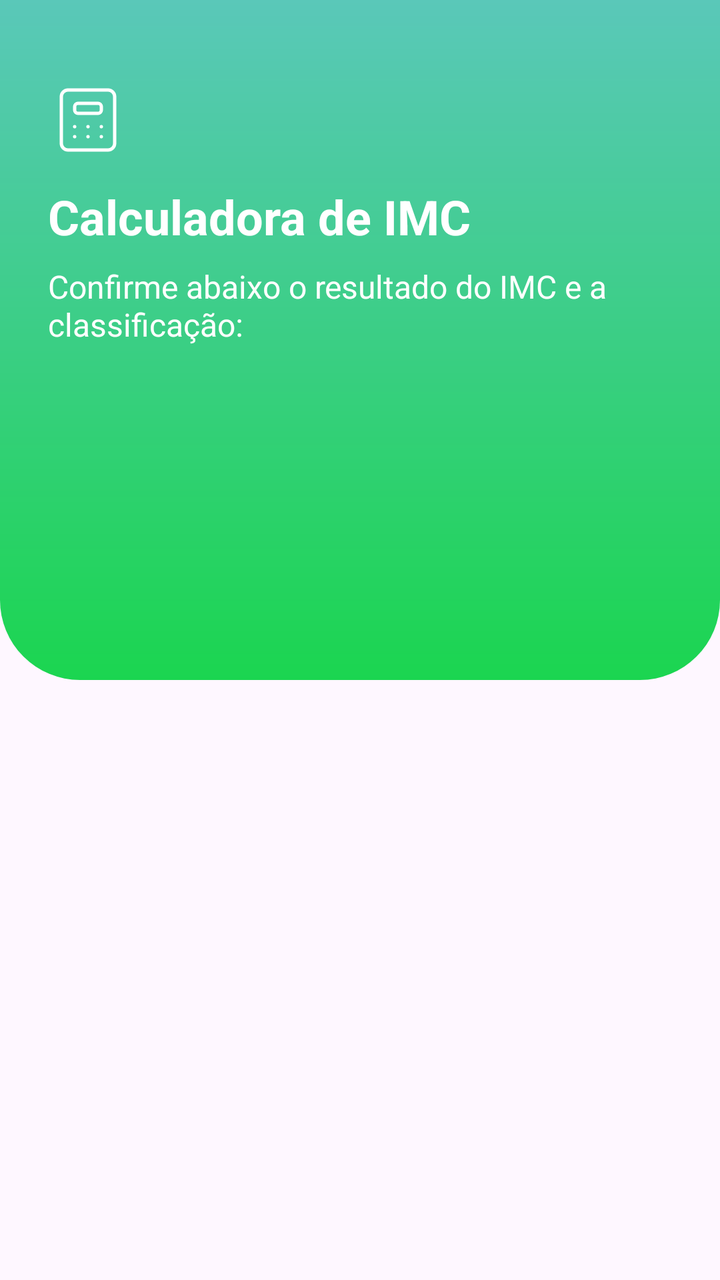
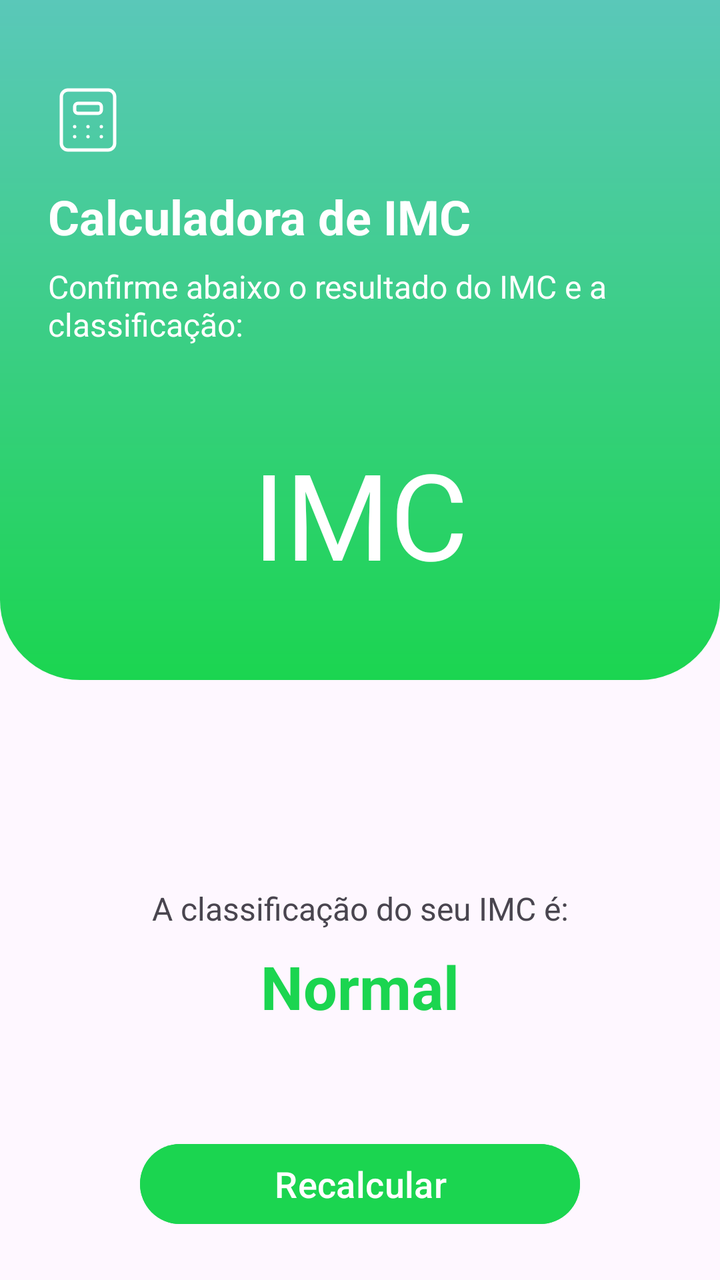

The first picture is an Android layout as it rendered before a commit; the second is the same layout after the commit. The layout source and the unified diff follow.
<!-- AndroidManifest.xml: application theme Theme.IMCalculator -->
<!-- res/layout/activity_resultado.xml -->
<?xml version="1.0" encoding="utf-8"?>
<androidx.constraintlayout.widget.ConstraintLayout xmlns:android="http://schemas.android.com/apk/res/android"
    xmlns:app="http://schemas.android.com/apk/res-auto"
    xmlns:tools="http://schemas.android.com/tools"
    android:id="@+id/main"
    android:layout_width="match_parent"
    android:layout_height="match_parent"
    tools:context=".ResultadoActivity">

    <View
        android:id="@+id/view"
        android:layout_width="match_parent"
        android:layout_height="340dp"
        android:background="@drawable/bg_bottom_rounded"
        app:layout_constraintEnd_toEndOf="parent"
        app:layout_constraintStart_toStartOf="parent"
        app:layout_constraintTop_toTopOf="parent" />

    <ImageView
        android:layout_width="40dp"
        android:layout_height="40dp"
        android:layout_marginStart="24dp"
        android:layout_marginBottom="12dp"
        android:src="@drawable/icon_calculator"
        app:layout_constraintBottom_toTopOf="@+id/tvTittle"
        app:layout_constraintStart_toStartOf="parent" />

    <TextView
        android:id="@+id/tvTittle"
        android:layout_width="wrap_content"
        android:layout_height="wrap_content"
        android:layout_marginStart="24dp"
        android:layout_marginTop="92dp"
        android:text="Calculadora de IMC"
        android:textColor="@color/white"
        android:textSize="24sp"
        android:textStyle="bold"
        app:layout_constraintStart_toStartOf="@+id/view"
        app:layout_constraintTop_toTopOf="@id/view" />

    <TextView
        android:id="@+id/tvSubTittle"
        android:layout_width="0dp"
        android:layout_height="wrap_content"
        android:layout_marginStart="24dp"
        android:layout_marginTop="8dp"
        android:layout_marginEnd="24dp"
        android:text="Confirme abaixo o resultado do IMC e a classificação:"
        android:textColor="@color/white"
        android:textSize="16sp"
        app:layout_constraintEnd_toEndOf="parent"
        app:layout_constraintStart_toStartOf="parent"
        app:layout_constraintTop_toBottomOf="@+id/tvTittle" />

</androidx.constraintlayout.widget.ConstraintLayout>
<!-- resources referenced by this layout -->
<resources>
  <color name="white">#FFFFFFFF</color>
  <!-- drawable bg_bottom_rounded (drawable) -->
  <?xml version="1.0" encoding="utf-8"?>
  <shape xmlns:android="http://schemas.android.com/apk/res/android"
      android:shape="rectangle">
      <gradient
          android:angle="270"
          android:startColor="@color/background_gradient_top"
          android:endColor="@color/background_gradient_bottom"
          android:type="linear" />
      <corners
          android:topRightRadius="0dp"
          android:topLeftRadius="0dp"
          android:bottomRightRadius="40dp"
          android:bottomLeftRadius="40dp"
          />
  </shape>
  <!-- drawable icon_calculator (drawable) -->
  <vector xmlns:android="http://schemas.android.com/apk/res/android" android:height="30dp" android:viewportHeight="24" android:viewportWidth="24" android:width="30dp">
        
      <path android:fillColor="#00000000" android:pathData="M4,5a2,2 0,0 1,2 -2h12a2,2 0,0 1,2 2v14a2,2 0,0 1,-2 2h-12a2,2 0,0 1,-2 -2l0,-14" android:strokeColor="#ffffff" android:strokeLineCap="round" android:strokeLineJoin="round" android:strokeWidth="1"/>
        
      <path android:fillColor="#00000000" android:pathData="M8,8a1,1 0,0 1,1 -1h6a1,1 0,0 1,1 1v1a1,1 0,0 1,-1 1h-6a1,1 0,0 1,-1 -1l0,-1" android:strokeColor="#ffffff" android:strokeLineCap="round" android:strokeLineJoin="round" android:strokeWidth="1"/>
        
      <path android:fillColor="#00000000" android:pathData="M8,14l0,0.01" android:strokeColor="#ffffff" android:strokeLineCap="round" android:strokeLineJoin="round" android:strokeWidth="1"/>
        
      <path android:fillColor="#00000000" android:pathData="M12,14l0,0.01" android:strokeColor="#ffffff" android:strokeLineCap="round" android:strokeLineJoin="round" android:strokeWidth="1"/>
        
      <path android:fillColor="#00000000" android:pathData="M16,14l0,0.01" android:strokeColor="#ffffff" android:strokeLineCap="round" android:strokeLineJoin="round" android:strokeWidth="1"/>
        
      <path android:fillColor="#00000000" android:pathData="M8,17l0,0.01" android:strokeColor="#ffffff" android:strokeLineCap="round" android:strokeLineJoin="round" android:strokeWidth="1"/>
        
      <path android:fillColor="#00000000" android:pathData="M12,17l0,0.01" android:strokeColor="#ffffff" android:strokeLineCap="round" android:strokeLineJoin="round" android:strokeWidth="1"/>
        
      <path android:fillColor="#00000000" android:pathData="M16,17l0,0.01" android:strokeColor="#ffffff" android:strokeLineCap="round" android:strokeLineJoin="round" android:strokeWidth="1"/>
      
  </vector>
  <style name="Theme.IMCalculator" parent="Base.Theme.IMCalculator" />
  <color name="background_gradient_top">#5AC8B9</color>
  <color name="background_gradient_bottom">#1BD550</color>
  <style name="Base.Theme.IMCalculator" parent="Theme.Material3.DayNight.NoActionBar">
          
          
      </style>
</resources>

<!-- the commit's change to res/layout/activity_resultado.xml (unified diff, before → after) -->
@@ -13,6 +13,7 @@
         android:layout_height="340dp"
         android:background="@drawable/bg_bottom_rounded"
         app:layout_constraintEnd_toEndOf="parent"
+        app:layout_constraintHorizontal_bias="0.0"
         app:layout_constraintStart_toStartOf="parent"
         app:layout_constraintTop_toTopOf="parent" />
 
@@ -52,4 +53,55 @@
         app:layout_constraintStart_toStartOf="parent"
         app:layout_constraintTop_toBottomOf="@+id/tvTittle" />
 
+    <TextView
+        android:id="@+id/tvIMC"
+        android:layout_width="wrap_content"
+        android:layout_height="wrap_content"
+        android:text="IMC"
+        android:textSize="60sp"
+        android:textColor="@color/white"
+        app:layout_constraintBottom_toBottomOf="@+id/view"
+        app:layout_constraintEnd_toEndOf="parent"
+        app:layout_constraintStart_toStartOf="parent"
+        app:layout_constraintTop_toBottomOf="@+id/tvSubTittle" />
+
+    <TextView
+        android:id="@+id/textView2"
+        android:layout_width="wrap_content"
+        android:layout_height="wrap_content"
+        android:text="A classificação do seu IMC é:"
+        android:textSize="16sp"
+        app:layout_constraintBottom_toTopOf="@+id/btnRecalcular"
+        app:layout_constraintEnd_toEndOf="parent"
+        app:layout_constraintHorizontal_bias="0.501"
+        app:layout_constraintStart_toStartOf="parent"
+        app:layout_constraintTop_toBottomOf="@+id/view" />
+
+    <TextView
+        android:id="@+id/tvCondition"
+        android:layout_width="wrap_content"
+        android:layout_height="wrap_content"
+        android:layout_marginTop="8dp"
+        android:text="Normal"
+        android:textColor="@color/background_gradient_bottom"
+        android:textSize="30sp"
+        android:textStyle="bold"
+        app:layout_constraintEnd_toEndOf="parent"
+        app:layout_constraintStart_toStartOf="parent"
+        app:layout_constraintTop_toBottomOf="@+id/textView2" />
+
+    <Button
+        android:id="@+id/btnRecalcular"
+        android:layout_width="220dp"
+        android:layout_height="wrap_content"
+        android:layout_marginStart="24dp"
+        android:layout_marginEnd="24dp"
+        android:layout_marginBottom="24dp"
+        android:text="Recalcular"
+        android:textSize="18sp"
+        android:backgroundTint="@color/button"
+        app:layout_constraintBottom_toBottomOf="parent"
+        app:layout_constraintEnd_toEndOf="parent"
+        app:layout_constraintStart_toStartOf="parent" />
+
 </androidx.constraintlayout.widget.ConstraintLayout>
<!-- resource entries referenced after the edit -->
@@ -40,6 +40,7 @@
   <style name="Theme.IMCalculator" parent="Base.Theme.IMCalculator" />
   <color name="background_gradient_top">#5AC8B9</color>
   <color name="background_gradient_bottom">#1BD550</color>
+  <color name="button">#1BD550</color>
   <style name="Base.Theme.IMCalculator" parent="Theme.Material3.DayNight.NoActionBar">
           
           
